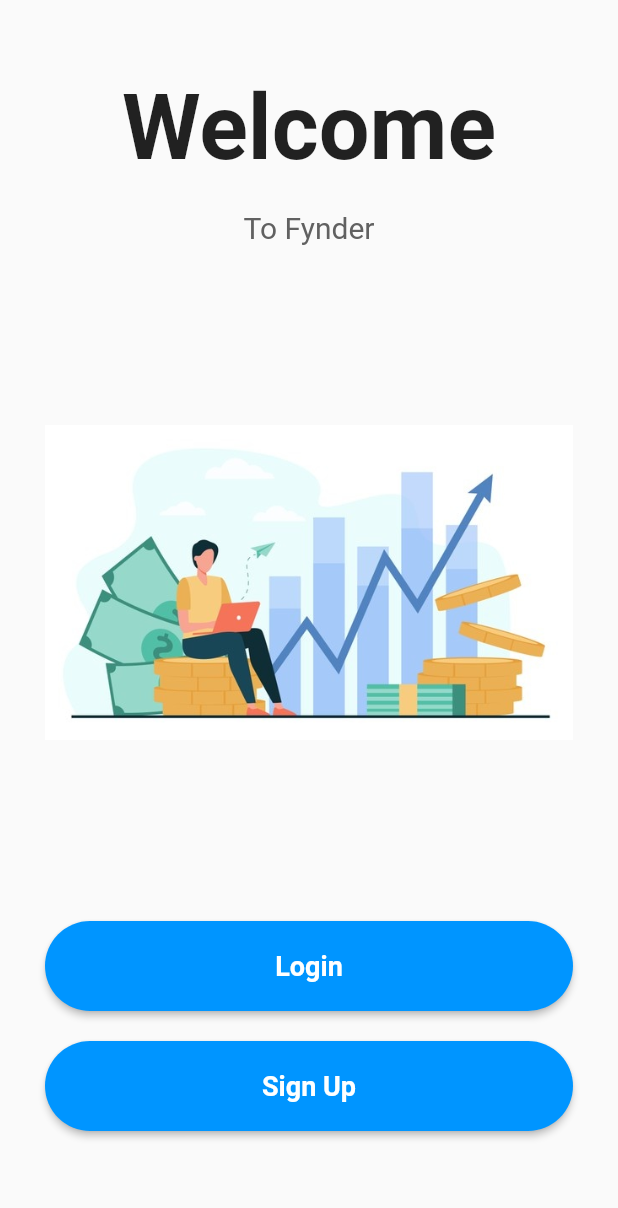
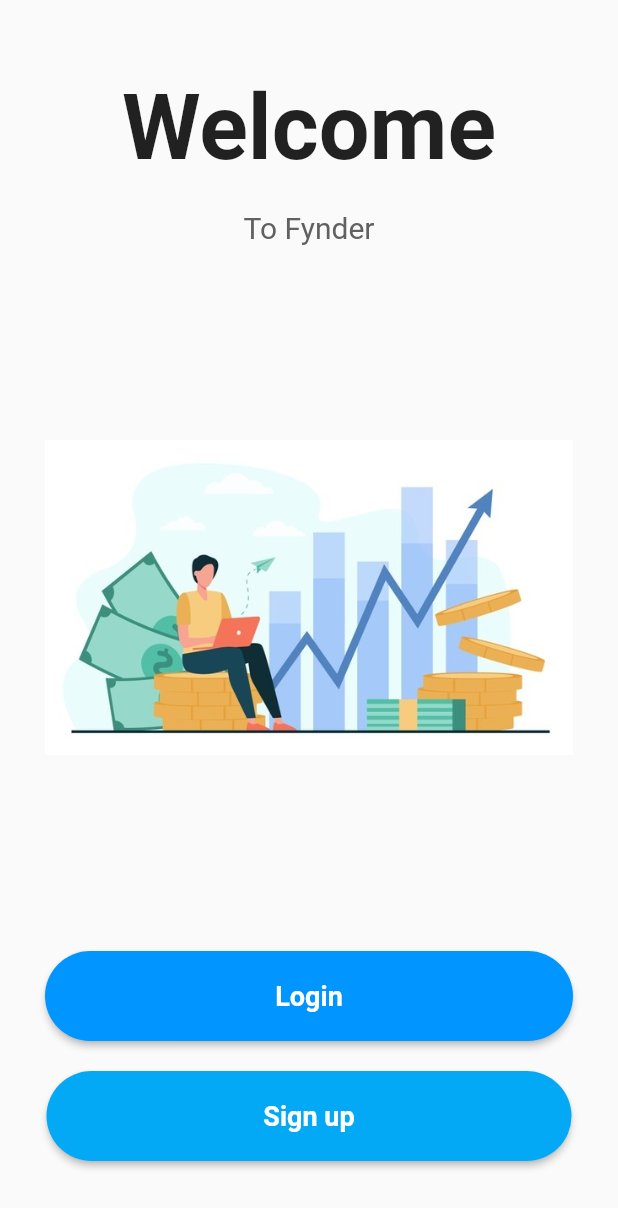
Before and after one commit to Hala-Kaisi/Fynder, a Flutter app: the screen it shows after launch, on a phone screen of 412 x 824 dp. Shown: the top 1208 px of the screen. Run offline on Flutter 3.47's test engine with Material 2 defaults, Android fonts, the phone set to English and light mode, and no system bars; our stand-ins replace cloud_firestore, firebase_auth, firebase_core; accounts and stored records are empty.

Commit message:
_initializeFirebase method moved to home page

```diff
--- a/lib/screens/home_page.dart
+++ b/lib/screens/home_page.dart
@@ -1,17 +1,42 @@
+import 'package:firebase_auth/firebase_auth.dart';
+import 'package:firebase_core/firebase_core.dart';
 import 'package:flutter/material.dart';
 import 'package:fynder/screens/choose_account_type.dart';
 import 'package:fynder/screens/log_in.dart';
 
 class HomePage extends StatelessWidget {
   const HomePage({Key? key}) : super(key: key);
+
+  Future<FirebaseApp> _initializeFirebase() async {
+    FirebaseApp firebaseApp = await Firebase.initializeApp();
+
+    User? user = FirebaseAuth.instance.currentUser;
+
+    // for removing to need to enter email and password again in the same phone
+    // if (user != null) {
+    //   Navigator.of(context).pushReplacement(
+    //     MaterialPageRoute(
+    //       builder: (context) => SwipeScreen(user: user),
+    //     ),
+    //   );
+    // }
+
+    return firebaseApp;
+  }
+
   @override
   Widget build(BuildContext context) {
     return Scaffold(
-      body: SafeArea(
+      body: FutureBuilder(
+        future: _initializeFirebase(),
+        builder: (context, snapshot) {
+          if (snapshot.connectionState == ConnectionState.done) {
+            return SafeArea(
               child: Container(
                 width: double.infinity,
                 height: MediaQuery.of(context).size.height,
-          padding: const EdgeInsets.symmetric(horizontal: 30, vertical: 50),
+                padding:
+                    const EdgeInsets.symmetric(horizontal: 30, vertical: 50),
                 child: Column(
                   // even space distribution
                   mainAxisAlignment: MainAxisAlignment.spaceBetween,
@@ -62,38 +87,36 @@ class HomePage extends StatelessWidget {
                               borderRadius: BorderRadius.circular(50)),
                           child: const Text(
                             "Login",
-                      style:
-                          TextStyle(color: Colors.white, fontWeight: FontWeight.w600, fontSize: 18),
+                            style: TextStyle(
+                                color: Colors.white,
+                                fontWeight: FontWeight.w600,
+                                fontSize: 18),
                           ),
                         ),
                         // creating the signup button
                         const SizedBox(height: 20),
-                  MaterialButton(
-                    color: Color(0Xff0095FF),
-                    minWidth: double.infinity,
-                    height: 60,
+                        ElevatedButton(
                           onPressed: () {
-                      Navigator.push(context,
-                          MaterialPageRoute(builder: (_) => ChooseAccount()));
+                            Navigator.push(
+                                context,
+                                MaterialPageRoute(
+                                    builder: (_) => ChooseAccount()));
                           },
-                    // defining the shape
-                    shape: RoundedRectangleBorder(
-                      // side: const BorderSide(color: Colors.black),
-                        borderRadius: BorderRadius.circular(50)),
                           child: const Text(
-                      "Sign Up",
-                      style:
-                      TextStyle(color: Colors.white, fontWeight: FontWeight.w600, fontSize: 18),
+                            "Sign up",
                           ),
                         ),
-                  // creating the signup button
-                  const SizedBox(height: 20),
-
                       ],
                     )
                   ],
                 ),
               ),
+            );
+          }
+          return Center(
+            child: CircularProgressIndicator(),
+          );
+        },
       ),
     );
   }
--- a/lib/screens/log_in.dart
+++ b/lib/screens/log_in.dart
@@ -1,7 +1,6 @@
 // ignore_for_file: prefer_const_constructors
 
 import 'package:firebase_auth/firebase_auth.dart';
-import 'package:firebase_core/firebase_core.dart';
 import 'package:flutter/material.dart';
 import 'package:fynder/screens/swipe_screen.dart';
 import 'package:fynder/services/fire_auth.dart';
@@ -24,22 +23,6 @@ class _LogInState extends State<LogIn> {
 
   TextEditingController emailController = TextEditingController();
   TextEditingController passwordController = TextEditingController();
-  Future<FirebaseApp> _initializeFirebase() async {
-    FirebaseApp firebaseApp = await Firebase.initializeApp();
-
-    User? user = FirebaseAuth.instance.currentUser;
-
-    // for removing to need to enter email and password again in the same phone
-    // if (user != null) {
-    //   Navigator.of(context).pushReplacement(
-    //     MaterialPageRoute(
-    //       builder: (context) => SwipeScreen(user: user),
-    //     ),
-    //   );
-    // }
-
-    return firebaseApp;
-  }
 
   @override
   Widget build(BuildContext context) {
@@ -50,11 +33,7 @@ class _LogInState extends State<LogIn> {
       },
       child: Scaffold(
         appBar: AppBar(title: const Text('Welcome')),
-        body: FutureBuilder(
-          future: _initializeFirebase(),
-          builder: (context, snapshot) {
-            if (snapshot.connectionState == ConnectionState.done) {
-              return Padding(
+        body: Padding(
           padding: const EdgeInsets.only(left: 24.0, right: 24.0),
           child: Column(
             mainAxisAlignment: MainAxisAlignment.center,
@@ -111,8 +90,7 @@ class _LogInState extends State<LogIn> {
                     _isProcessing
                         ? CircularProgressIndicator()
                         : Row(
-                                  mainAxisAlignment:
-                                      MainAxisAlignment.spaceBetween,
+                            mainAxisAlignment: MainAxisAlignment.spaceBetween,
                             children: [
                               Expanded(
                                 child: MaterialButton(
@@ -120,8 +98,7 @@ class _LogInState extends State<LogIn> {
                                     _focusEmail.unfocus();
                                     _focusPassword.unfocus();
 
-                                          if (_formKey.currentState!
-                                              .validate()) {
+                                    if (_formKey.currentState!.validate()) {
                                       setState(() {
                                         _isProcessing = true;
                                       });
@@ -137,8 +114,7 @@ class _LogInState extends State<LogIn> {
                                       });
 
                                       if (user != null) {
-                                              Navigator.of(context)
-                                                  .pushReplacement(
+                                        Navigator.of(context).pushReplacement(
                                           MaterialPageRoute(
                                             builder: (context) =>
                                                 SwipeScreen(user: user),
@@ -153,7 +129,8 @@ class _LogInState extends State<LogIn> {
                                   ),
                                   child: Text(
                                     'Sign In',
-                                          style: TextStyle(color: Colors.white, fontSize: 18),
+                                    style: TextStyle(
+                                        color: Colors.white, fontSize: 18),
                                   ),
                                 ),
                               ),
@@ -165,12 +142,6 @@ class _LogInState extends State<LogIn> {
               ),
             ],
           ),
-              );
-            }
-            return Center(
-              child: CircularProgressIndicator(),
-            );
-          },
         ),
       ),
     );
```
Lines whose indentation alone changed are shown as unchanged.
